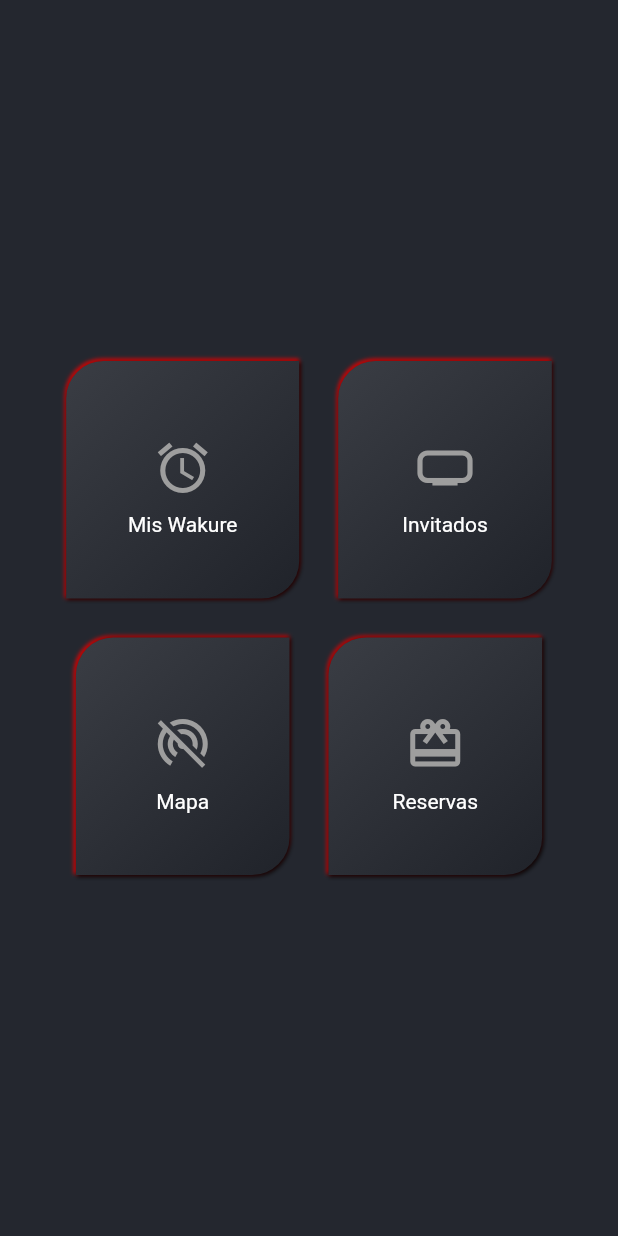
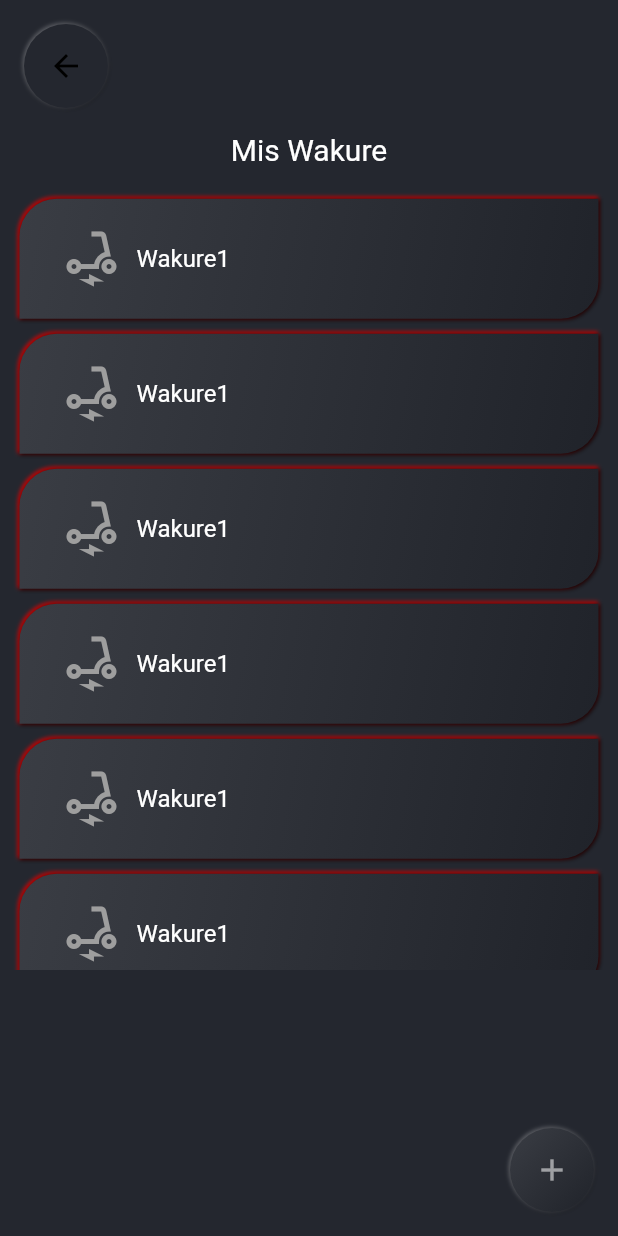
Before and after one commit to Joelnicolass/wakurent, a Flutter app: the screen it shows after launch, after a tap on "Mis Wakure", on a phone screen of 412 x 824 dp. Run offline on Flutter 3.47's test engine with Material 2 defaults, Android fonts, the phone set to English and light mode, and no system bars; drawn by our look-alikes of flutter_neumorphic.

Commit message:
misWakure_screen

```diff
--- a/lib/views/menu_view.dart
+++ b/lib/views/menu_view.dart
@@ -1,6 +1,6 @@
 import 'package:flutter_neumorphic/flutter_neumorphic.dart';
-import '../main.dart';
 import 'package:walkiler/globals.dart' as g;
+import 'package:walkiler/views/misWakure_view.dart';
 
 class Menu_View extends StatelessWidget {
   Menu_View({Key? key}) : super(key: key);
@@ -19,18 +19,19 @@ class Menu_View extends StatelessWidget {
             Row(
               mainAxisAlignment: MainAxisAlignment.center,
               crossAxisAlignment: CrossAxisAlignment.center,
-        children: [
-            _menuCard(labelName: "Mis Wakure", icon: Icons.alarm),
-            _menuCard(labelName: "Invitados", icon: Icons.home_max),
+              children: const [
+                _menuCard(labelName: "Mis Wakure", icon: Icons.electric_scooter),
+                _menuCard(labelName: "Invitados", icon: Icons.groups),
               ],
             ),
             Row(
               mainAxisAlignment: MainAxisAlignment.center,
               crossAxisAlignment: CrossAxisAlignment.center,
-          children: [
-          _menuCard(labelName: "Mapa", icon: Icons.portable_wifi_off),
-          _menuCard(labelName: "Reservas", icon: Icons.wallet_giftcard)
-        ],)
+              children: const [
+                _menuCard(labelName: "Mapa", icon: Icons.location_pin),
+                _menuCard(labelName: "Reservas", icon: Icons.date_range_outlined)
+              ],
+            )
           ],
         ),
       ),
@@ -43,7 +44,6 @@ class _menuCard extends StatelessWidget {
     Key? key,
     required this.icon,
     required this.labelName,
-
   }) : super(key: key);
 
   final IconData icon;
@@ -52,18 +52,20 @@ class _menuCard extends StatelessWidget {
   @override
   Widget build(BuildContext context) {
     return NeumorphicButton(
-        margin: EdgeInsets.symmetric(
-          horizontal: 13, vertical: 13),
+        margin: const EdgeInsets.symmetric(horizontal: 13, vertical: 13),
         padding: EdgeInsets.symmetric(
             horizontal: g.width * 0.1, vertical: g.height * 0.05),
-        onPressed: () {},
+        onPressed: () {
+          Navigator.push(context,
+              MaterialPageRoute(builder: (context) => MisWakure_View()));
+        },
         style: NeumorphicStyle(
           depth: 1.5,
           intensity: 1,
           shadowLightColor: Color.fromRGBO(255, 0, 0, 1),
           oppositeShadowLightSource: true,
           shape: NeumorphicShape.convex,
-          boxShape: NeumorphicBoxShape.roundRect(BorderRadius.only(
+          boxShape: NeumorphicBoxShape.roundRect(const BorderRadius.only(
             topLeft: Radius.circular(25),
             topRight: Radius.circular(0),
             bottomLeft: Radius.circular(0),
@@ -75,7 +77,7 @@ class _menuCard extends StatelessWidget {
             CircleAvatar(
               radius: 30,
               backgroundColor: Colors.transparent,
-              child: Icon( icon, color: Colors.grey, size: 40),
+              child: Icon(icon, color: Colors.grey, size: 40),
             ),
             Text(
               labelName,
--- /dev/null
+++ b/lib/views/misWakure_view.dart
@@ -0,0 +1,98 @@
+// ignore_for_file: annotate_overrides
+
+import 'package:flutter_neumorphic/flutter_neumorphic.dart';
+import 'package:walkiler/globals.dart' as g;
+
+class MisWakure_View extends StatelessWidget {
+  MisWakure_View({Key? key}) : super(key: key);
+
+  Widget build(BuildContext context) {
+    //responsive
+    g.width = MediaQuery.of(context).size.width;
+    g.height = MediaQuery.of(context).size.height;
+
+    return Scaffold(
+      appBar: NeumorphicAppBar(actions: []),
+      backgroundColor: NeumorphicTheme.baseColor(context),
+      body: Column(
+        children: <Widget>[
+          Text('Mis Wakure', style: TextStyle(fontSize: 20)),
+          SizedBox(
+            height: g.height * 0.02,
+          ),
+          Container(
+            height: g.height * 0.63,
+            child: ListView(
+
+              children: [
+                wakure_card(),
+                wakure_card(),
+                wakure_card(),
+                wakure_card(),
+                wakure_card(),
+                wakure_card(),
+                wakure_card(),
+                wakure_card(),
+                wakure_card(),
+              ],
+            ),
+          )
+        ],
+      ),
+      floatingActionButton: NeumorphicFloatingActionButton(
+        style: NeumorphicStyle(
+        boxShape: NeumorphicBoxShape.circle(),
+        shape:NeumorphicShape.convex ,
+        depth: 1.5,
+        intensity: 0.3
+        ),
+        onPressed: (){
+
+        },
+        child: Icon(Icons.add, color: Colors.white54),
+        ),
+
+    );
+  }
+}
+
+class wakure_card extends StatelessWidget {
+  const wakure_card({
+    Key? key,
+  }) : super(key: key);
+
+  @override
+  Widget build(BuildContext context) {
+    return NeumorphicButton(
+      margin: const EdgeInsets.symmetric(horizontal: 13, vertical: 5),
+      onPressed: () {
+        },
+      style: NeumorphicStyle(
+        depth: 1.5,
+        intensity: 1,
+        shadowLightColor: Color.fromRGBO(255, 0, 0, 1),
+        oppositeShadowLightSource: true,
+        shape: NeumorphicShape.convex,
+        boxShape: NeumorphicBoxShape.roundRect(const BorderRadius.only(
+          topLeft: Radius.circular(25),
+          topRight: Radius.circular(0),
+          bottomLeft: Radius.circular(0),
+          bottomRight: Radius.circular(25),
+        )),
+      ),
+      child: Row(
+        children: [
+          CircleAvatar(
+            radius: 30,
+            backgroundColor: Colors.transparent,
+            child: Icon(Icons.electric_scooter, color: Colors.grey, size: 40),
+          ),
+          Text(
+            'Wakure1',
+            style: TextStyle(color: Colors.white, fontSize: 16),
+          ),
+        ],
+      ),
+    );
+  }
+}
```
Lines whose indentation alone changed are shown as unchanged.
